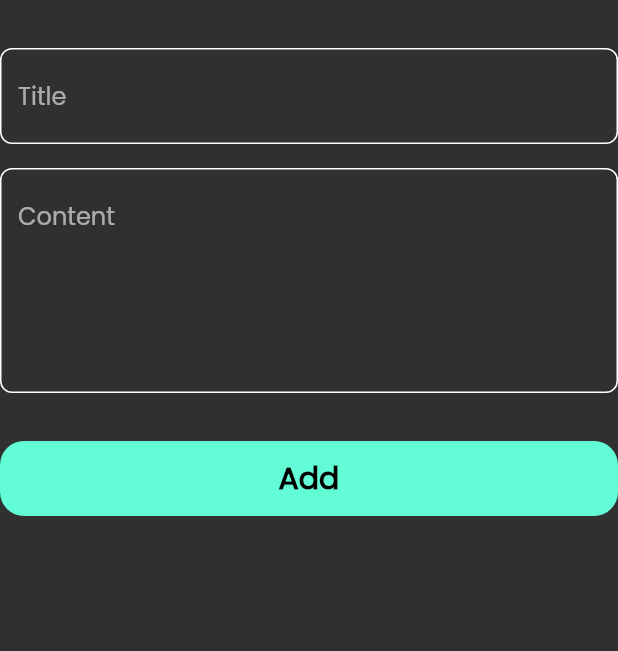
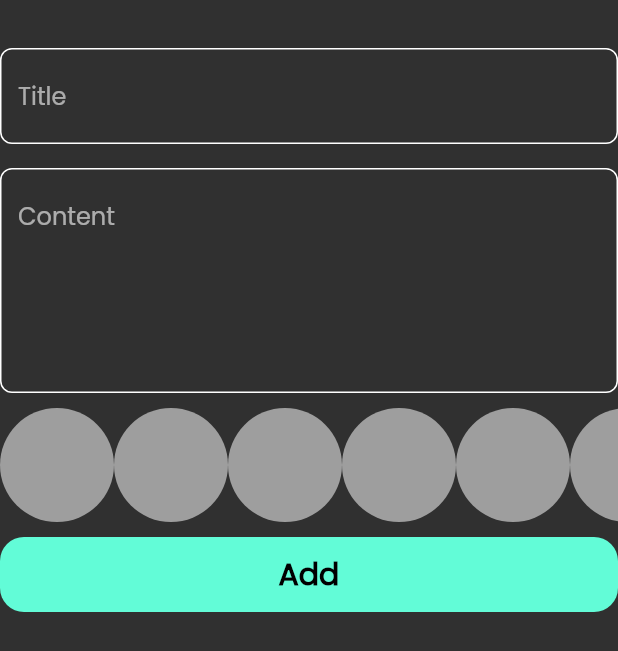
Before and after one commit to AkramMostafaa/notes_app, a Flutter app: the AddNoteForm widget shown alone on an empty page, opened directly, on a phone screen of 412 x 824 dp. Shown: the top 651 px of the screen. Run offline on Flutter 3.47's test engine with Material 2 defaults, Android fonts, the phone set to English and light mode, and no system bars; our stand-ins replace bloc, flutter_bloc, font_awesome_flutter, hive, hive_flutter, modal_progress_hud_nsn; accounts and stored records are empty.

Commit message:
create colors list view

```diff
--- a/lib/views/widgets/add_note_form.dart
+++ b/lib/views/widgets/add_note_form.dart
@@ -4,6 +4,7 @@ import 'package:flutter_bloc/flutter_bloc.dart';
 import 'package:intl/intl.dart';
 import 'package:notess_app/cubits/add_note_cubit/add_note_cubit.dart';
 import 'package:notess_app/models/note_model.dart';
+import 'package:notess_app/views/widgets/colors_list_view.dart';
 import 'package:notess_app/views/widgets/custom_button.dart';
 import 'package:notess_app/views/widgets/custom_text_field.dart';
 
@@ -45,7 +46,9 @@ class _AddNoteFormState extends State<AddNoteForm> {
               subTitle=value;
             },
           ),
-          const SizedBox(height: 32,),
+          const SizedBox(height: 10,),
+          ColorsList(),
+          const SizedBox(height: 10,),
 
           BlocBuilder<AddNoteCubit,AddNoteState>(
 
--- /dev/null
+++ b/lib/views/widgets/colors_list_view.dart
@@ -0,0 +1,30 @@
+import 'package:flutter/material.dart';
+class ColorItem extends StatelessWidget {
+  const ColorItem({Key? key}) : super(key: key);
+
+  @override
+  Widget build(BuildContext context) {
+    return const CircleAvatar(
+      radius: 38,
+      backgroundColor: Colors.grey,
+    );
+  }
+}
+class ColorsList extends StatelessWidget {
+  const ColorsList({Key? key}) : super(key: key);
+
+  @override
+  Widget build(BuildContext context) {
+    return SizedBox(
+      height: 38*2,
+      child: ListView.builder(
+        itemCount: 10,
+        scrollDirection: Axis.horizontal,
+
+        itemBuilder: (context,index){
+          return const ColorItem();
+        },
+      ),
+    );
+  }
+}
```
